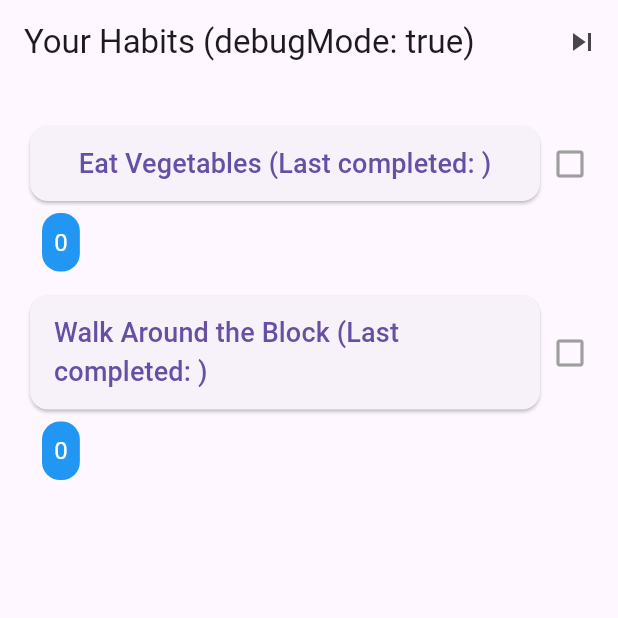
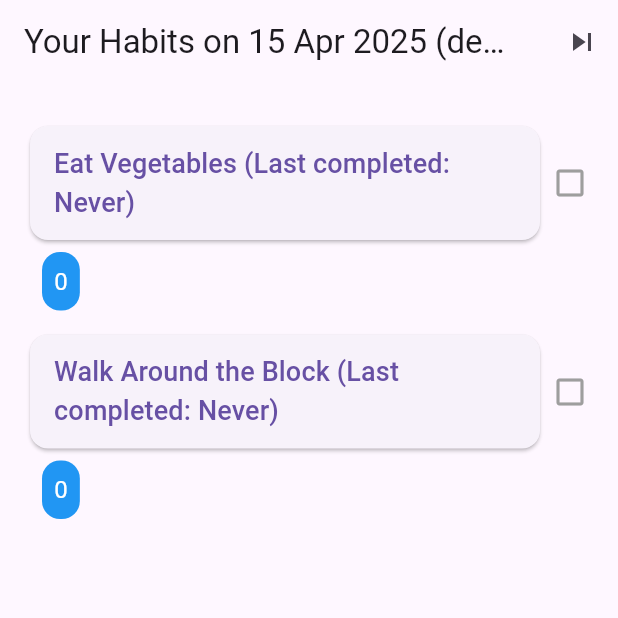
Before and after one commit to stootoon/habit-tracker, a Flutter app: the screen it shows after launch, after a tap on the "skip next" icon, on a phone screen of 412 x 824 dp, the top half of it. Run offline on Flutter 3.47's test engine with Material 3 defaults, Android fonts, the phone set to English and light mode, and no system bars; our stand-ins replace audioplayers, cloud_firestore, confetti, firebase_core; missing offline and left inert: dart:html; accounts and stored records are empty; generated files the repository leaves out were written again.

Commit message:
Added date string.

```diff
--- a/lib/main.dart
+++ b/lib/main.dart
@@ -143,7 +143,7 @@
       currentDate = currentDate.add(const Duration(days: 1));
       for (var habit in habits) {
         disabled[habit] = false; // Re-enable all buttons
-        lastCompleted[habit] = ''; // Clear last completed
+        //lastCompleted[habit] = ''; // Clear last completed
       }
     });
   }
@@ -276,9 +276,17 @@
 
   @override
   Widget build(BuildContext context) {
+    // Get the date in 2 April 2023 format
+    // Use a month string instead of a number
+    final monthNames = [
+      'Jan', 'Feb', 'Mar', 'Apr', 'May', 'Jun',
+      'Jul', 'Aug', 'Sep', 'Oct', 'Nov', 'Dec'
+    ];
+    final month = monthNames[currentDate.month - 1];
+    final dateFormat = "${currentDate.day} ${month} ${currentDate.year}";
     return Scaffold(
       appBar: AppBar(
-        title: Text("Your Habits (debugMode: $debugMode)"),
+        title: Text("Your Habits on $dateFormat (debugMode: $debugMode)"),
         actions: [
           if (debugMode)
             IconButton(
```
Also changed, not shown: 1 other file.
